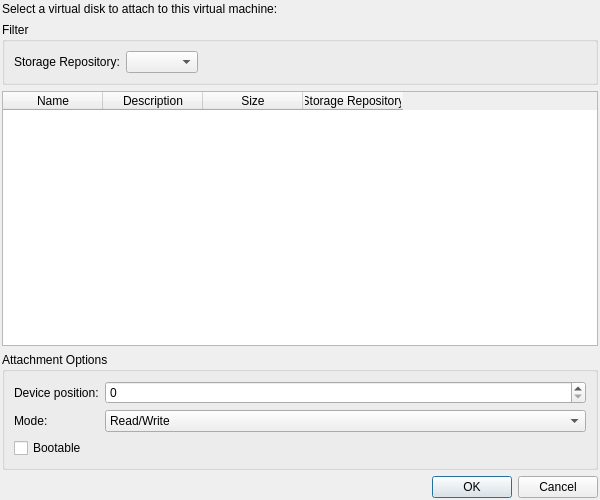
Above: src/xenadmin-ui/dialogs/attachvirtualdiskdialog.ui from benapetr/XenAdminQt before the change. Below: the same form after it.
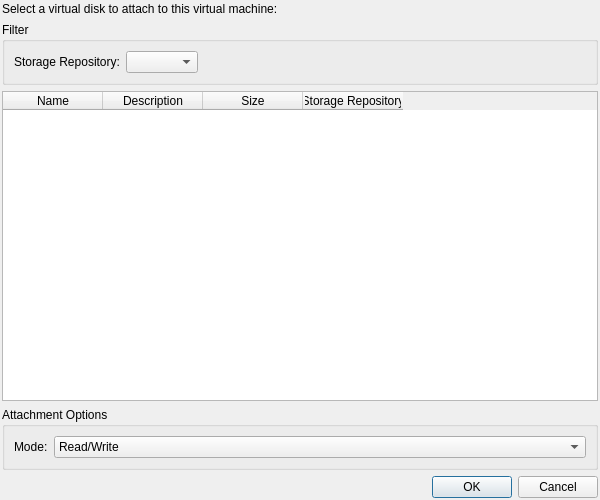
That is the form after the change.

Commit message: Match C# disk device selection and hot-plug notifications

What changed in the file:
```diff
--- a/src/xenadmin-ui/dialogs/attachvirtualdiskdialog.ui
+++ b/src/xenadmin-ui/dialogs/attachvirtualdiskdialog.ui
@@ -105,30 +105,13 @@
      </property>
      <layout class="QFormLayout" name="formLayout">
       <item row="0" column="0">
-       <widget class="QLabel" name="deviceLabel">
-        <property name="text">
-         <string>Device position:</string>
-        </property>
-       </widget>
-      </item>
-      <item row="0" column="1">
-       <widget class="QSpinBox" name="deviceSpinBox">
-        <property name="minimum">
-         <number>0</number>
-        </property>
-        <property name="maximum">
-         <number>255</number>
-        </property>
-       </widget>
-      </item>
-      <item row="1" column="0">
        <widget class="QLabel" name="modeLabel">
         <property name="text">
          <string>Mode:</string>
         </property>
        </widget>
       </item>
-      <item row="1" column="1">
+      <item row="0" column="1">
        <widget class="QComboBox" name="modeComboBox">
         <item>
          <property name="text">
@@ -142,13 +125,6 @@
         </item>
        </widget>
       </item>
-      <item row="2" column="0" colspan="2">
-       <widget class="QCheckBox" name="bootableCheckBox">
-        <property name="text">
-         <string>Bootable</string>
-        </property>
-       </widget>
-      </item>
      </layout>
     </widget>
    </item>
```
The commit also changes 13 other files.
